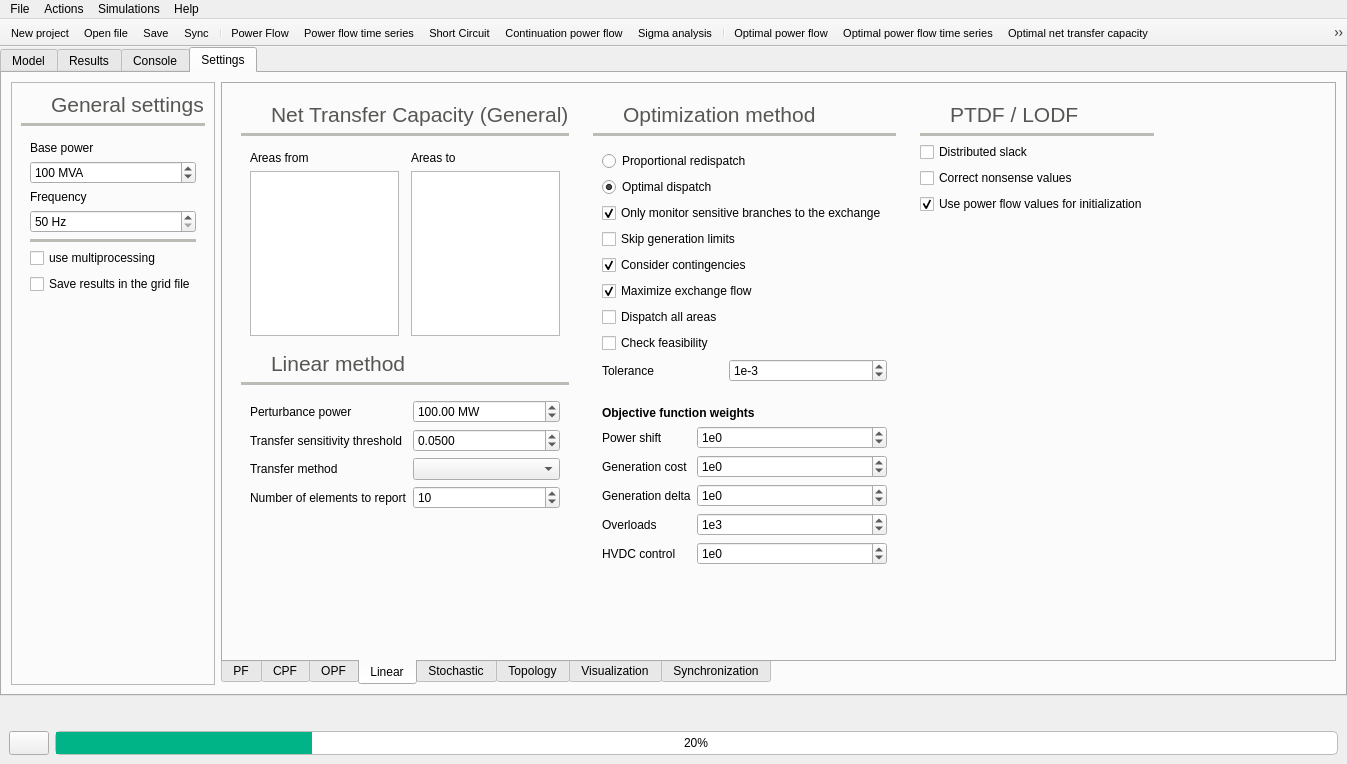
First picture: the form in src/GridCal/Gui/Main/MainWindow.ui, repository SanPen/GridCal, before the edit.
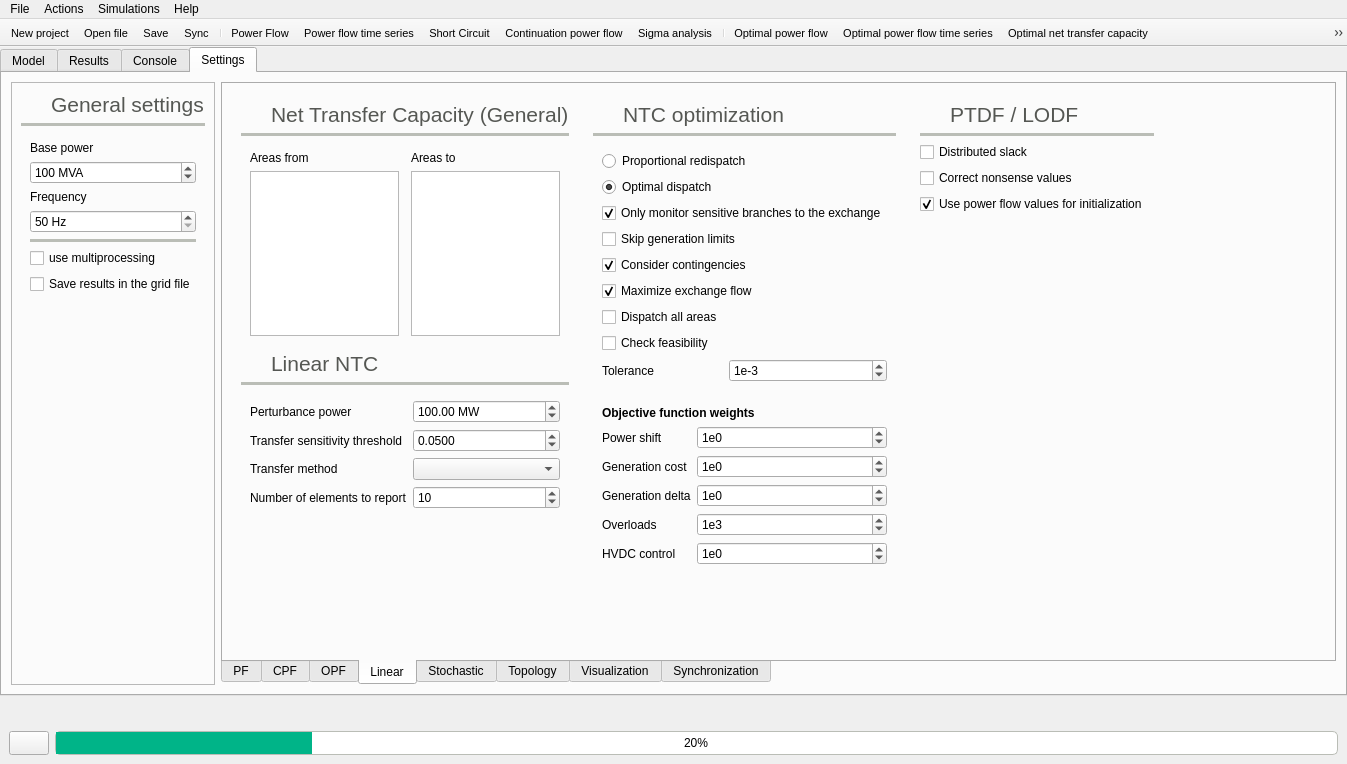
Second picture: the form after the edit. The open tabs and pages were chosen to show the change. Icons and pictures are not drawn.

Commit message: Added default settings change for ntc

The edit to the form file:
```diff
--- a/src/GridCal/Gui/Main/MainWindow.ui
+++ b/src/GridCal/Gui/Main/MainWindow.ui
@@ -4162,7 +4162,7 @@
                   </font>
                  </property>
                  <property name="text">
-                  <string>Linear method</string>
+                  <string>Linear NTC</string>
                  </property>
                 </widget>
                </item>
@@ -4627,7 +4627,7 @@
                   </font>
                  </property>
                  <property name="text">
-                  <string>Optimization method</string>
+                  <string>NTC optimization</string>
                  </property>
                 </widget>
                </item>
```
The commit also changes 1 other file.
